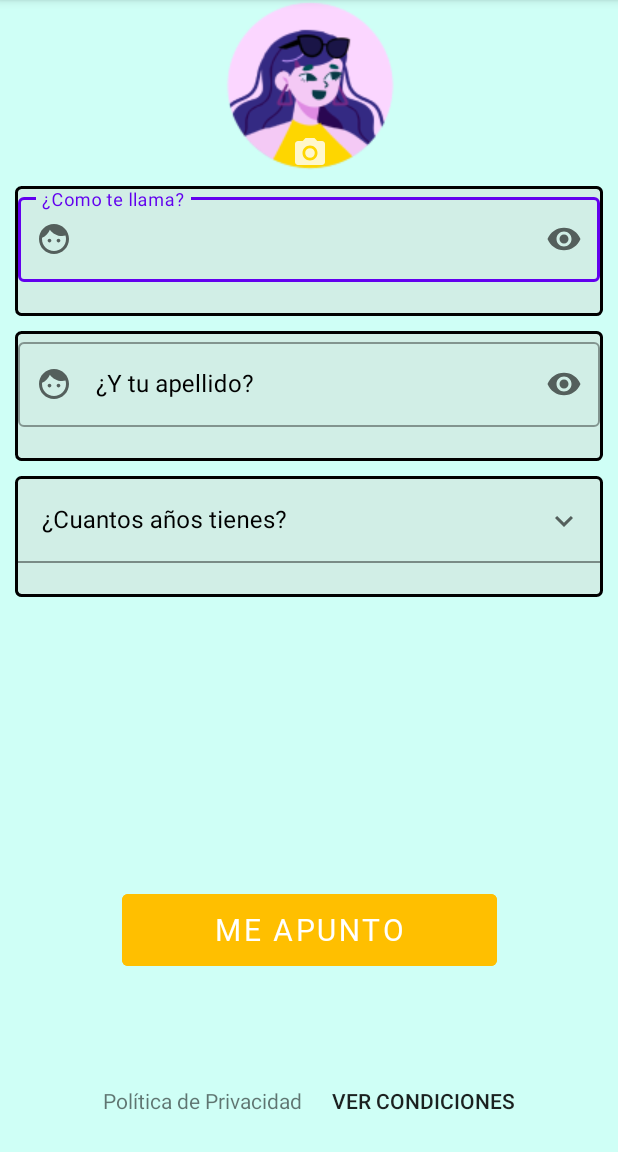
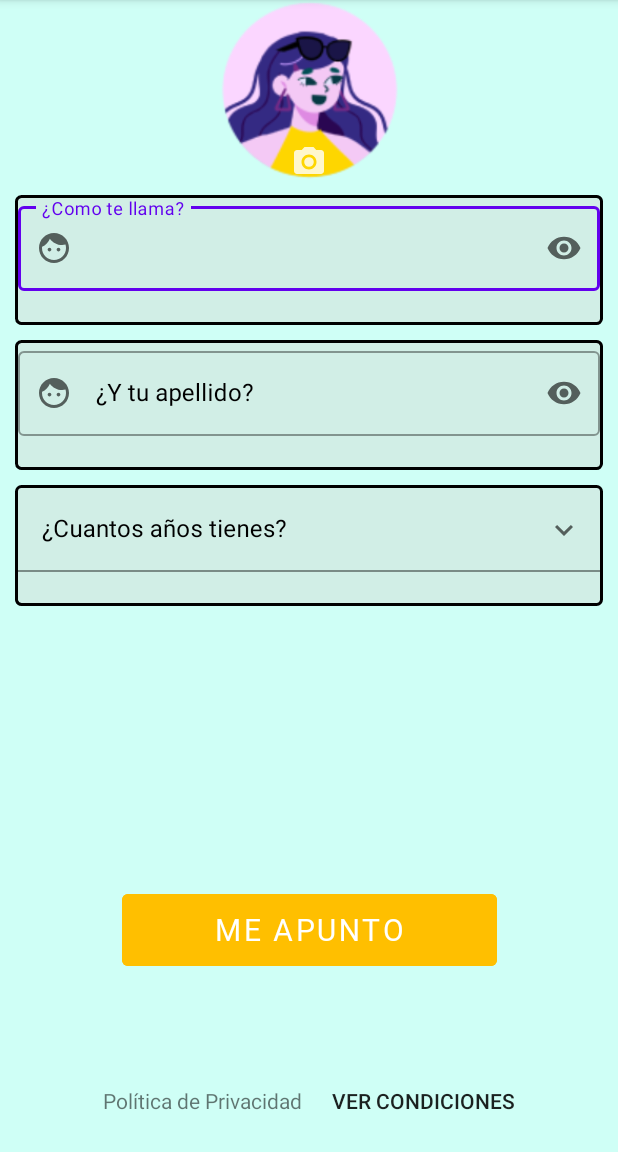
Before and after one commit to EliezerDelgado/Traveling, an Android app: the screen it shows after launch (SignUpActivity), on a phone screen of 412 x 824 dp, the part 84-1236 px from its top. Run offline under Robolectric (Android 15) with nearby library versions, the phone set to English and light mode, and no system bars.

Commit message:
Intent de la practica 4 acabados

```diff
--- a/app/src/main/AndroidManifest.xml
+++ b/app/src/main/AndroidManifest.xml
@@ -2,6 +2,10 @@
 <manifest xmlns:android="http://schemas.android.com/apk/res/android"
     xmlns:tools="http://schemas.android.com/tools">
 
+    <uses-feature
+        android:name="android.hardware.camera"
+        android:required="true" />
+    <uses-permission android:name="android.permission.CAMERA"/>
     <application
         android:allowBackup="true"
         android:dataExtractionRules="@xml/data_extraction_rules"
--- /dev/null
+++ b/app/src/main/java/com/travel_world/traveling/data/constants/MyPermission.java
@@ -0,0 +1,5 @@
+package com.travel_world.traveling.data.constants;
+
+public abstract class MyPermission {
+    public static final int CAMERA_PERMISSION_CODE = 100;
+}
--- a/app/src/main/java/com/travel_world/traveling/ui/SignUpActivity.java
+++ b/app/src/main/java/com/travel_world/traveling/ui/SignUpActivity.java
@@ -2,21 +2,28 @@ package com.travel_world.traveling.ui;
 
 import static com.travel_world.traveling.data.constants.AgeRange.*;
 
-import androidx.annotation.NonNull;
+import androidx.activity.result.ActivityResultLauncher;
+import androidx.activity.result.contract.ActivityResultContracts;
 import androidx.appcompat.app.AppCompatActivity;
+import androidx.core.app.ActivityCompat;
+import androidx.core.content.ContextCompat;
 
+import android.Manifest;
+import android.content.Intent;
+import android.content.pm.PackageManager;
 import android.graphics.drawable.ColorDrawable;
 import android.os.Bundle;
 import android.text.Editable;
 import android.text.TextWatcher;
 import android.widget.ArrayAdapter;
-import android.widget.ExpandableListView;
+import android.widget.Toast;
 
-import com.google.android.material.textfield.TextInputLayout;
 import com.travel_world.traveling.R;
+import com.travel_world.traveling.data.constants.MyPermission;
 import com.travel_world.traveling.data.constants.UserRegex;
 import com.travel_world.traveling.databinding.ActivitySignUpBinding;
-import com.travel_world.traveling.utils.Utils;
+import com.travel_world.traveling.utils.Intents;
+import com.travel_world.traveling.utils.UtilsStrings;
 
 import java.util.ArrayList;
 import java.util.Arrays;
@@ -25,15 +32,48 @@ public class SignUpActivity extends AppCompatActivity {
     private ActivitySignUpBinding binding;
     private ArrayAdapter adapterSpinnerAges;
     private  ArrayList<String> arrayAges;
+
+    private ActivityResultLauncher<Intent> resultCamera = registerForActivityResult(new ActivityResultContracts.StartActivityForResult(),
+            result -> {
+                binding.photoButtonSignup.setImageURI(Intents.getCameraImagenReturn());
+            });
     @Override
     protected void onCreate(Bundle savedInstanceState) {
         super.onCreate(savedInstanceState);
         setBarColor();
         binding = ActivitySignUpBinding.inflate(getLayoutInflater());
         setContentView(binding.getRoot());
+        permission();
         arrayAges = new ArrayList<>(Arrays.asList(BABY,CHILD,TEENAGER,ADULT));
         setValueSpinnerAges();
+        buttonListener();
         inputListener();
+    }
+
+    private void permission() {
+        if (ContextCompat.checkSelfPermission(this,
+                Manifest.permission.RECORD_AUDIO) != PackageManager.PERMISSION_GRANTED) {
+
+            ActivityCompat.requestPermissions(this,
+                    new String[]{Manifest.permission.CAMERA}, MyPermission.CAMERA_PERMISSION_CODE);
+
+        }
+    }
+
+    private void buttonListener() {
+        int i = ContextCompat.checkSelfPermission(this,
+                Manifest.permission.CAMERA) ;
+        int j = PackageManager.PERMISSION_GRANTED;
+        binding.photoButtonSignup.setOnClickListener(v -> {
+            if(ContextCompat.checkSelfPermission(this,
+                    Manifest.permission.CAMERA) == PackageManager.PERMISSION_GRANTED)
+                resultCamera.launch(Intents.openCamera(this));
+            else
+                Toast.makeText(this, getString(R.string.error_permission_camera), Toast.LENGTH_SHORT).show();
+        });
+        binding.privacyButtonSignup.setOnClickListener(v->{
+            startActivity(Intents.openPage(getString(R.string.web_developer_google)));
+        });
     }
 
     private void inputListener() {
@@ -50,7 +90,7 @@ public class SignUpActivity extends AppCompatActivity {
 
             @Override
             public void afterTextChanged(Editable s) {
-                if(!Utils.rergularExpressions(s.toString(), UserRegex.REGEX_NAME))
+                if(!UtilsStrings.rergularExpressions(s.toString(), UserRegex.REGEX_NAME))
                     binding.nameSignup.setError(getString(R.string.error_name_signup));
                 else
                     binding.nameSignup.setError(null);
@@ -70,7 +110,7 @@ public class SignUpActivity extends AppCompatActivity {
 
             @Override
             public void afterTextChanged(Editable s) {
-                if(!Utils.rergularExpressions(s.toString(), UserRegex.REGEX_LAST_NAME))
+                if(!UtilsStrings.rergularExpressions(s.toString(), UserRegex.REGEX_LAST_NAME))
                     binding.nameSignup.setError(getString(R.string.error_last_name_signup));
                 else
                     binding.nameSignup.setError(null);
--- a/app/src/main/java/com/travel_world/traveling/utils/Utils.java
+++ b/app/src/main/java/com/travel_world/traveling/utils/UtilsStrings.java
@@ -3,12 +3,11 @@ package com.travel_world.traveling.utils;
 import java.util.regex.Matcher;
 import java.util.regex.Pattern;
 
-public class Utils {
+public class UtilsStrings {
     public static boolean rergularExpressions(String text,String regex)
     {
         Pattern pattern = Pattern.compile(regex);
         Matcher matcher = pattern.matcher(text);
-        boolean b = matcher.find();
-        return b;
+        return matcher.find();
     }
 }
--- a/app/src/main/res/layout/activity_sign_up.xml
+++ b/app/src/main/res/layout/activity_sign_up.xml
@@ -9,8 +9,9 @@
 
     <androidx.appcompat.widget.AppCompatImageButton
         android:id="@+id/photo_button_signup"
-        android:layout_width="wrap_content"
-        android:layout_height="wrap_content"
+        android:layout_width="@dimen/perfil_photo_dimen"
+        android:layout_height="@dimen/perfil_photo_dimen"
+        android:scaleType="centerCrop"
         android:src="@drawable/imagen_registro"
         android:background="@android:color/transparent"
         app:layout_constraintEnd_toEndOf="parent"
@@ -91,7 +92,7 @@
             android:id="@+id/ages_range_list_signup"
             android:layout_width="match_parent"
             android:layout_height="wrap_content"
-            android:inputType="text"
+            android:inputType="none"
             android:backgroundTint="@android:color/transparent" />
     </com.google.android.material.textfield.TextInputLayout>
     <com.google.android.material.button.MaterialButton
--- a/app/src/main/res/values/dimens.xml
+++ b/app/src/main/res/values/dimens.xml
@@ -6,4 +6,5 @@
     <dimen name="spinner">58dp</dimen>
     <dimen name="button_medium">60dp</dimen>
     <dimen name="marginlarge">60dp</dimen>
+    <dimen name="perfil_photo_dimen">120dp</dimen>
 </resources>
--- a/app/src/main/res/values/strings.xml
+++ b/app/src/main/res/values/strings.xml
@@ -25,4 +25,5 @@
     <string name="error_name_signup">Ups, no creo que sea correcto, revísalo</string>
     <string name="error_last_name_signup">Ups, no creo que sea correcto, revísalo</string>
     <string name="error_agesRange_lower_years">Esta app no es para ti</string>
+    <string name="error_permission_camera">Necesita darle permiso de camara</string>
 </resources>
--- /dev/null
+++ b/app/src/main/res/values/webs.xml
@@ -0,0 +1,4 @@
+<?xml version="1.0" encoding="utf-8"?>
+<resources>
+    <string name="web_developer_google">https://developers.google.com/ml-kit/terms</string>
+</resources>
```
Also changed, not shown: app/src/main/java/com/travel_world/traveling/utils/Intents.java (added, +32 -0 lines).
